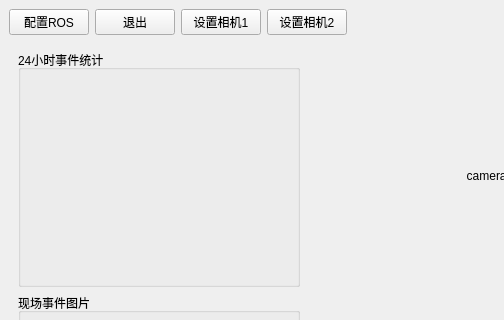
Above: ui/main_window.ui from NovemberChopin/TrafficMonitor before the change; both pictures show x 0 to 504 and y 0 to 320 of the 1317 by 791 pixel window. Below: the same form after it.
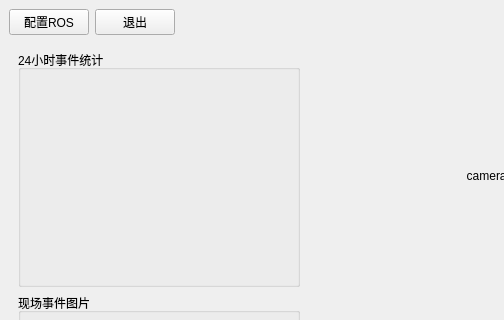
That is the form after the change. Icons and pictures are not drawn.

Patch:
```diff
--- a/ui/main_window.ui
+++ b/ui/main_window.ui
@@ -72,20 +72,6 @@
             </property>
            </widget>
           </item>
-          <item>
-           <widget class="QPushButton" name="btn_set_cam1">
-            <property name="text">
-             <string>设置相机1</string>
-            </property>
-           </widget>
-          </item>
-          <item>
-           <widget class="QPushButton" name="btn_set_cam2">
-            <property name="text">
-             <string>设置相机2</string>
-            </property>
-           </widget>
-          </item>
           <item>
            <spacer name="horizontalSpacer_2">
             <property name="orientation">
```
